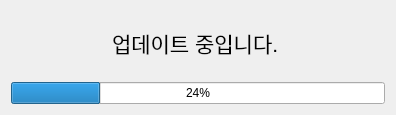
altair823/WordFinder, file gui/update_gui.ui: the form before one commit.
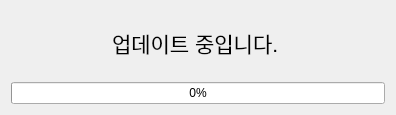
The form after the commit.

Commit message: feat: change overall ui, add update progress bar, add menubar

The edit to the form file:
```diff
--- a/gui/update_gui.ui
+++ b/gui/update_gui.ui
@@ -46,7 +46,7 @@
      <item>
       <widget class="QProgressBar" name="progress_bar">
        <property name="value">
-        <number>24</number>
+        <number>0</number>
        </property>
       </widget>
      </item>
```
The commit also changes 1 other file.
